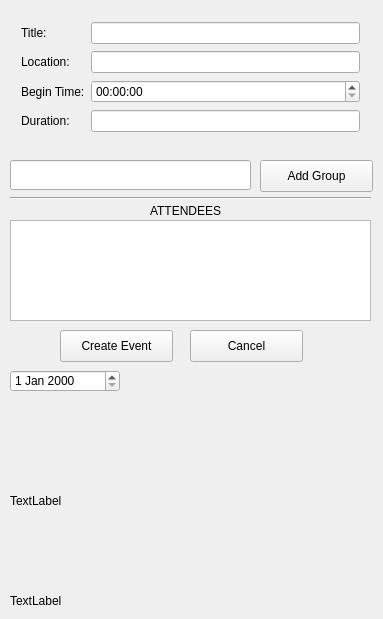
First picture: the form in create_group_event.ui, repository allenh1/timefuse-client, before the edit.
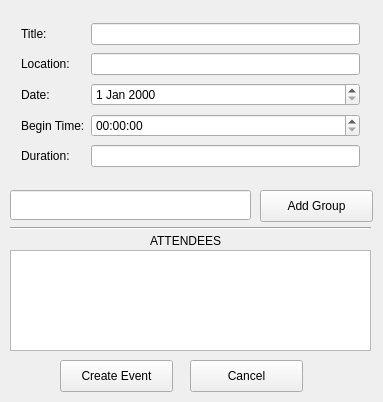
Second picture: the form after the edit.

Commit message: fixed create group event ui

```diff
--- a/create_group_event.ui
+++ b/create_group_event.ui
@@ -7,7 +7,7 @@
     <x>0</x>
     <y>0</y>
     <width>383</width>
-    <height>619</height>
+    <height>402</height>
    </rect>
   </property>
   <property name="windowTitle">
@@ -19,20 +19,29 @@
      <x>10</x>
      <y>10</y>
      <width>361</width>
-     <height>138</height>
+     <height>172</height>
     </rect>
    </property>
    <layout class="QGridLayout" name="gridLayout">
-    <item row="1" column="0">
-     <widget class="QLabel" name="location">
-      <property name="text">
-       <string>Location:</string>
-      </property>
-     </widget>
-    </item>
     <item row="3" column="1">
+     <widget class="QTimeEdit" name="begin_time_edit"/>
+    </item>
+    <item row="0" column="1">
+     <widget class="QLineEdit" name="title_input"/>
+    </item>
+    <item row="1" column="1">
+     <widget class="QLineEdit" name="location_input"/>
+    </item>
+    <item row="4" column="1">
      <widget class="QLineEdit" name="duration_input"/>
     </item>
+    <item row="4" column="0">
+     <widget class="QLabel" name="end_time">
+      <property name="text">
+       <string>Duration:</string>
+      </property>
+     </widget>
+    </item>
     <item row="0" column="0">
      <widget class="QLabel" name="title">
       <property name="text">
@@ -40,28 +49,29 @@
       </property>
      </widget>
     </item>
-    <item row="1" column="1">
-     <widget class="QLineEdit" name="location_input"/>
+    <item row="1" column="0">
+     <widget class="QLabel" name="location">
+      <property name="text">
+       <string>Location:</string>
+      </property>
+     </widget>
     </item>
     <item row="3" column="0">
-     <widget class="QLabel" name="end_time">
-      <property name="text">
-       <string>Duration:</string>
-      </property>
-     </widget>
-    </item>
-    <item row="2" column="1">
-     <widget class="QTimeEdit" name="begin_time_edit"/>
-    </item>
-    <item row="2" column="0">
      <widget class="QLabel" name="begin_time">
       <property name="text">
        <string>Begin Time:</string>
       </property>
      </widget>
     </item>
-    <item row="0" column="1">
-     <widget class="QLineEdit" name="title_input"/>
+    <item row="2" column="1">
+     <widget class="QDateEdit" name="dateEdit"/>
+    </item>
+    <item row="2" column="0">
+     <widget class="QLabel" name="date_text">
+      <property name="text">
+       <string>Date:</string>
+      </property>
+     </widget>
     </item>
    </layout>
   </widget>
@@ -69,7 +79,7 @@
    <property name="geometry">
     <rect>
      <x>190</x>
-     <y>330</y>
+     <y>360</y>
      <width>113</width>
      <height>32</height>
     </rect>
@@ -82,7 +92,7 @@
    <property name="geometry">
     <rect>
      <x>60</x>
-     <y>330</y>
+     <y>360</y>
      <width>113</width>
      <height>32</height>
     </rect>
@@ -95,7 +105,7 @@
    <property name="geometry">
     <rect>
      <x>150</x>
-     <y>200</y>
+     <y>230</y>
      <width>71</width>
      <height>21</height>
     </rect>
@@ -108,7 +118,7 @@
    <property name="geometry">
     <rect>
      <x>260</x>
-     <y>160</y>
+     <y>190</y>
      <width>113</width>
      <height>32</height>
     </rect>
@@ -121,7 +131,7 @@
    <property name="geometry">
     <rect>
      <x>10</x>
-     <y>160</y>
+     <y>190</y>
      <width>241</width>
      <height>30</height>
     </rect>
@@ -131,7 +141,7 @@
    <property name="geometry">
     <rect>
      <x>10</x>
-     <y>220</y>
+     <y>250</y>
      <width>361</width>
      <height>101</height>
     </rect>
@@ -141,7 +151,7 @@
    <property name="geometry">
     <rect>
      <x>10</x>
-     <y>190</y>
+     <y>220</y>
      <width>361</width>
      <height>16</height>
     </rect>
@@ -150,45 +160,6 @@
     <enum>Qt::Horizontal</enum>
    </property>
   </widget>
-  <widget class="QDateEdit" name="dateEdit">
-   <property name="geometry">
-    <rect>
-     <x>10</x>
-     <y>370</y>
-     <width>110</width>
-     <height>22</height>
-    </rect>
-   </property>
-  </widget>
-  <widget class="QLabel" name="label">
-   <property name="geometry">
-    <rect>
-     <x>10</x>
-     <y>420</y>
-     <width>361</width>
-     <height>161</height>
-    </rect>
-   </property>
-   <property name="text">
-    <string>TextLabel</string>
-   </property>
-   <property name="wordWrap">
-    <bool>true</bool>
-   </property>
-  </widget>
-  <widget class="QLabel" name="label_2">
-   <property name="geometry">
-    <rect>
-     <x>10</x>
-     <y>585</y>
-     <width>371</width>
-     <height>31</height>
-    </rect>
-   </property>
-   <property name="text">
-    <string>TextLabel</string>
-   </property>
-  </widget>
  </widget>
  <layoutdefault spacing="6" margin="11"/>
  <resources/>
```
The commit also changes 2 other files.
